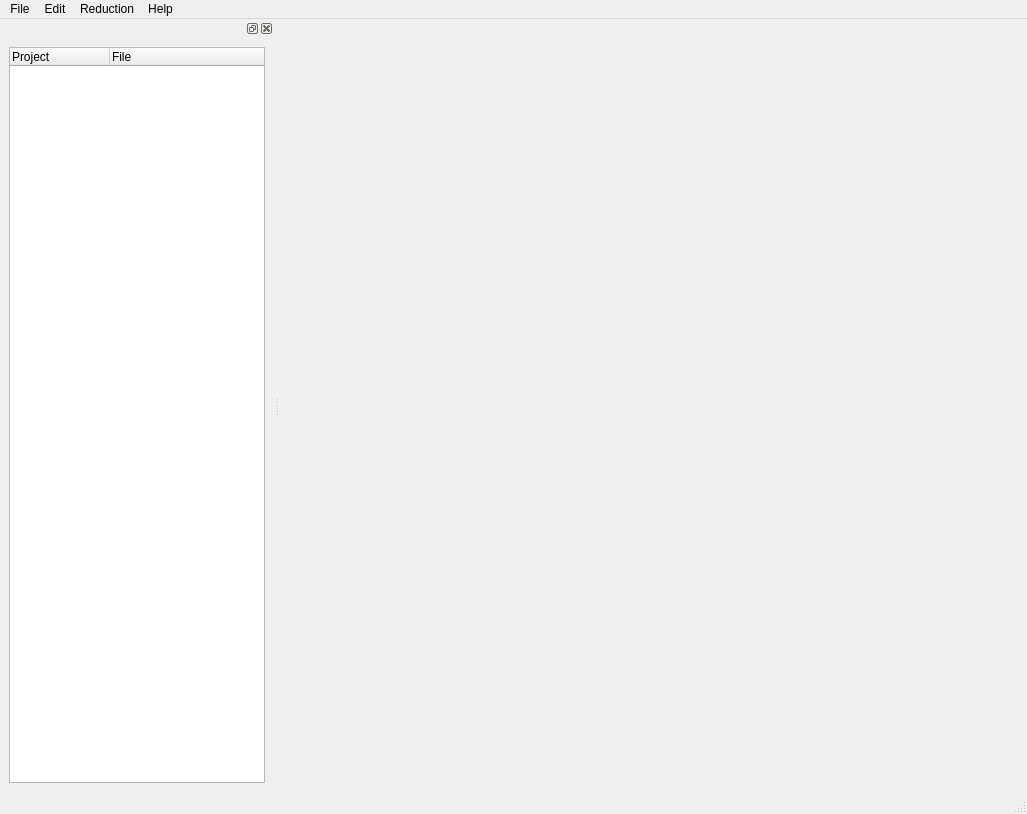
neutrons/PyVDrive, file ui/ui_MainWindow.ui: the form before one commit.
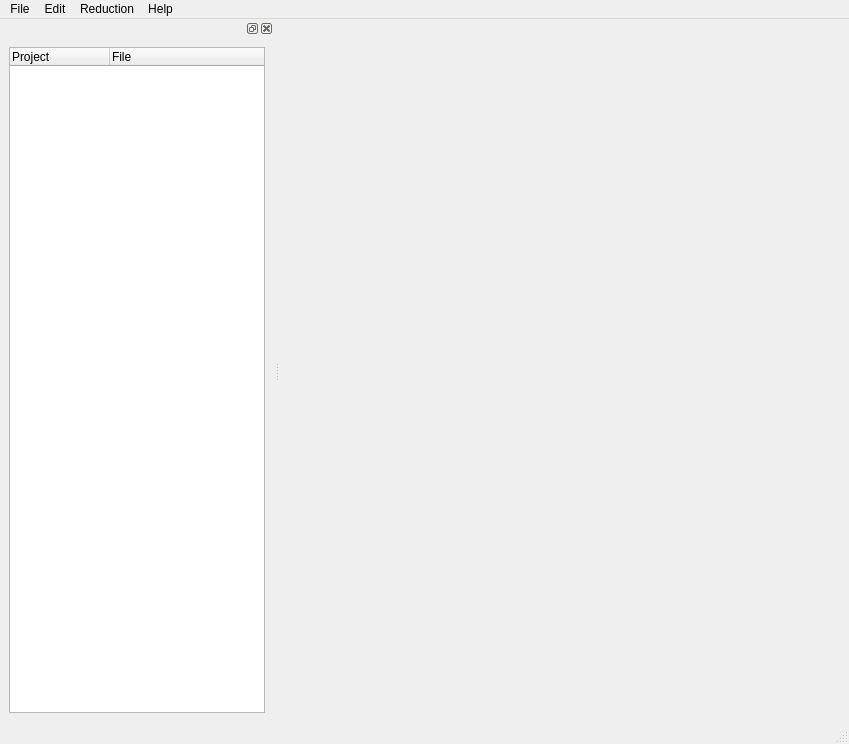
The form after the commit.

Commit message: Checkpointing progress on GUI design.

```diff
--- a/ui/ui_MainWindow.ui
+++ b/ui/ui_MainWindow.ui
@@ -6,8 +6,8 @@
    <rect>
     <x>0</x>
     <y>0</y>
-    <width>1027</width>
-    <height>814</height>
+    <width>849</width>
+    <height>744</height>
    </rect>
   </property>
   <property name="windowTitle">
@@ -19,8 +19,8 @@
     <rect>
      <x>0</x>
      <y>0</y>
-     <width>1027</width>
-     <height>22</height>
+     <width>849</width>
+     <height>25</height>
     </rect>
    </property>
    <widget class="QMenu" name="menuVDrive_2_0">
```
Left out of the diff: 30 changed lines with no effect on the pictures. The commit also changes 7 other files.
